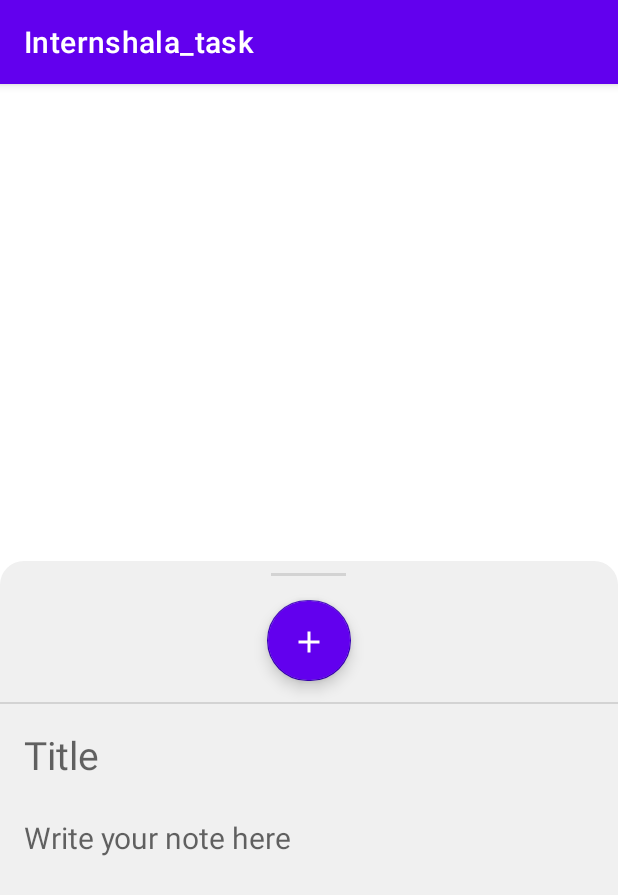
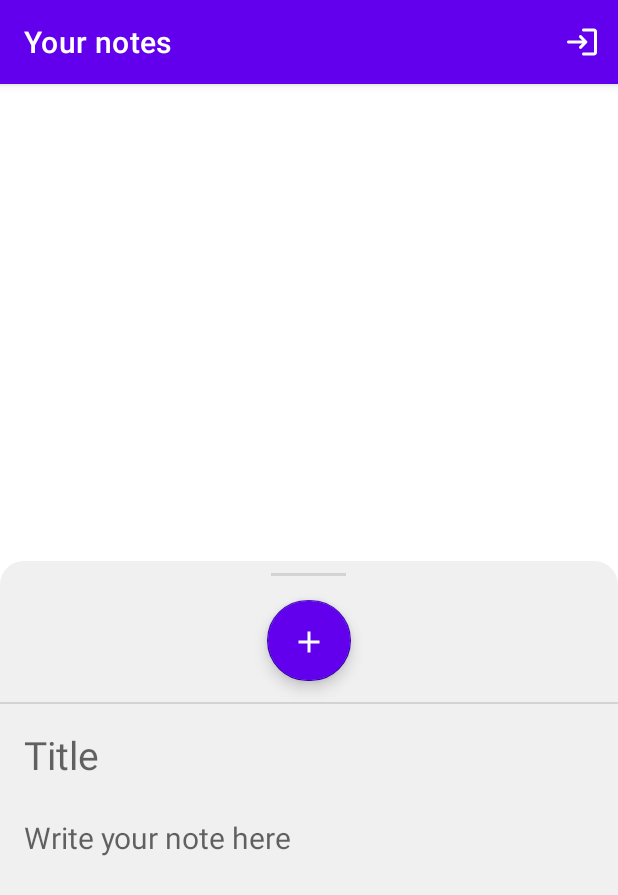
Before and after one commit to Anshul1507/Internshala_task, an Android app: the screen it shows after launch (MainActivity), after a tap on an icon or button, on a phone screen of 412 x 824 dp. Shown: the top 895 px of the screen. Run offline under Robolectric (Android 15) with nearby library versions, the phone set to English and light mode, and no system bars; our stand-ins replace Room's generated code.

Commit message:
Refactored: Toolbar Modifications

```diff
--- a/app/src/main/AndroidManifest.xml
+++ b/app/src/main/AndroidManifest.xml
@@ -9,7 +9,9 @@
         android:roundIcon="@mipmap/ic_launcher_round"
         android:supportsRtl="true"
         android:theme="@style/Theme.Internshala_task">
-        <activity android:name=".MainActivity">
+        <activity
+            android:name=".MainActivity"
+            android:label="Your notes">
             <intent-filter>
                 <action android:name="android.intent.action.MAIN" />
 
--- a/app/src/main/java/tech/anshul1507/internshala_task/MainActivity.kt
+++ b/app/src/main/java/tech/anshul1507/internshala_task/MainActivity.kt
@@ -1,7 +1,10 @@
 package tech.anshul1507.internshala_task
 
+import android.app.ActionBar
 import android.app.Application
 import android.os.Bundle
+import android.view.Menu
+import android.view.MenuItem
 import androidx.appcompat.app.AppCompatActivity
 import com.google.android.gms.auth.api.signin.GoogleSignIn
 import com.google.android.gms.auth.api.signin.GoogleSignInClient
@@ -22,8 +25,8 @@ open class MainActivity : AppCompatActivity() {
     override fun onCreate(savedInstanceState: Bundle?) {
         super.onCreate(savedInstanceState)
         binding = ActivityMainBinding.inflate(layoutInflater)
+
         setContentView(binding.root)
-
         val gso = GoogleSignInOptions.Builder(GoogleSignInOptions.DEFAULT_SIGN_IN)
             .requestEmail()
             .build()
@@ -37,4 +40,16 @@ open class MainActivity : AppCompatActivity() {
 
     }
 
+    override fun onCreateOptionsMenu(menu: Menu?): Boolean {
+        menuInflater.inflate(R.menu.menu_option, menu)
+        return true
+    }
+
+    override fun onOptionsItemSelected(item: MenuItem): Boolean {
+        if (item.itemId == R.id.action_log_out) {
+            //todo:: logout
+        }
+        return super.onOptionsItemSelected(item)
+    }
+
 }
--- /dev/null
+++ b/app/src/main/res/drawable/ic_log_out.xml
@@ -0,0 +1,5 @@
+<vector android:height="24dp" android:tint="#FFFFFF"
+    android:viewportHeight="24" android:viewportWidth="24"
+    android:width="24dp" xmlns:android="http://schemas.android.com/apk/res/android">
+    <path android:fillColor="@android:color/white" android:pathData="M10.3,7.7L10.3,7.7c-0.39,0.39 -0.39,1.01 0,1.4l1.9,1.9H3c-0.55,0 -1,0.45 -1,1v0c0,0.55 0.45,1 1,1h9.2l-1.9,1.9c-0.39,0.39 -0.39,1.01 0,1.4l0,0c0.39,0.39 1.01,0.39 1.4,0l3.59,-3.59c0.39,-0.39 0.39,-1.02 0,-1.41L11.7,7.7C11.31,7.31 10.69,7.31 10.3,7.7zM20,19h-7c-0.55,0 -1,0.45 -1,1v0c0,0.55 0.45,1 1,1h7c1.1,0 2,-0.9 2,-2V5c0,-1.1 -0.9,-2 -2,-2h-7c-0.55,0 -1,0.45 -1,1v0c0,0.55 0.45,1 1,1h7V19z"/>
+</vector>
--- /dev/null
+++ b/app/src/main/res/menu/menu_option.xml
@@ -0,0 +1,12 @@
+<?xml version="1.0" encoding="utf-8"?>
+<menu xmlns:android="http://schemas.android.com/apk/res/android"
+    xmlns:app="http://schemas.android.com/apk/res-auto"
+    xmlns:tools="http://schemas.android.com/tools"
+    tools:context=".MainActivity">
+    <item
+        android:id="@+id/action_log_out"
+        android:icon="@drawable/ic_log_out"
+        android:orderInCategory="200"
+        android:title="Log out"
+        app:showAsAction="always" />
+</menu>
```
